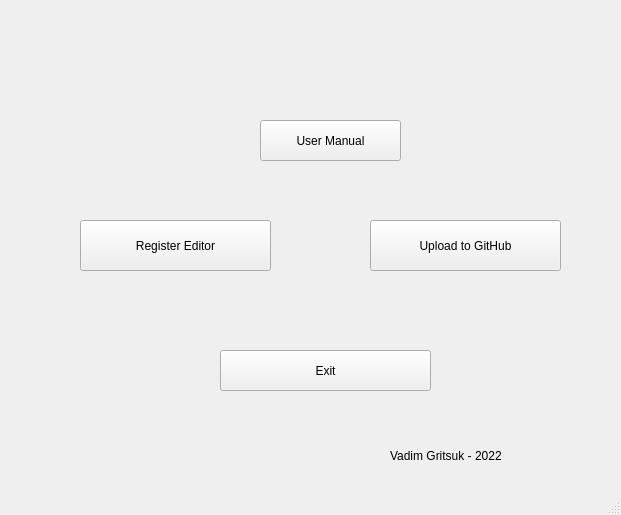
Vadimkkaa/Course_Work_Register_git_control, file mainwindow_2.ui: the form before one commit.
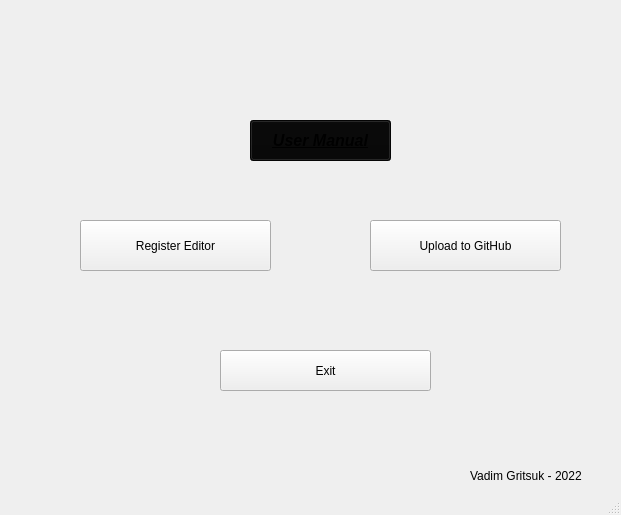
The form after the commit. Icons and pictures are not drawn.

Diff of the .ui file:
```diff
--- a/mainwindow_2.ui
+++ b/mainwindow_2.ui
@@ -13,6 +13,9 @@
   <property name="windowTitle">
    <string>MainWindow</string>
   </property>
+  <property name="styleSheet">
+   <string notr="true"/>
+  </property>
   <widget class="QWidget" name="centralwidget">
    <widget class="QPushButton" name="pushButton_3">
     <property name="geometry">
@@ -30,15 +33,36 @@
    <widget class="QPushButton" name="pushButton_4">
     <property name="geometry">
      <rect>
-      <x>260</x>
+      <x>250</x>
       <y>120</y>
       <width>141</width>
       <height>41</height>
      </rect>
     </property>
+    <property name="font">
+     <font>
+      <pointsize>12</pointsize>
+      <italic>true</italic>
+      <bold>true</bold>
+      <underline>true</underline>
+      <strikeout>false</strikeout>
+      <stylestrategy>PreferAntialias</stylestrategy>
+      <kerning>true</kerning>
+     </font>
+    </property>
+    <property name="autoFillBackground">
+     <bool>false</bool>
+    </property>
+    <property name="styleSheet">
+     <string notr="true">background-image: url(:/resource/img/kX6dL.png);
+background-color: rgb(7, 7, 7);</string>
+    </property>
     <property name="text">
      <string>User Manual</string>
     </property>
+    <property name="autoDefault">
+     <bool>false</bool>
+    </property>
    </widget>
    <widget class="QPushButton" name="pushButton_2">
     <property name="geometry">
@@ -69,9 +93,9 @@
    <widget class="QLabel" name="label">
     <property name="geometry">
      <rect>
-      <x>390</x>
-      <y>440</y>
-      <width>181</width>
+      <x>470</x>
+      <y>460</y>
+      <width>141</width>
       <height>31</height>
      </rect>
     </property>
```
Left out of the diff: 3 changed lines with no effect on the pictures.
